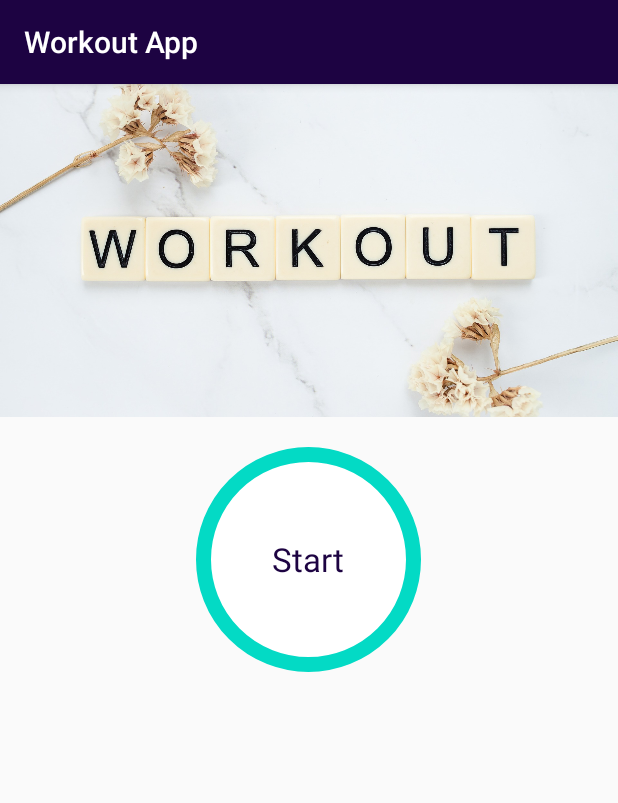
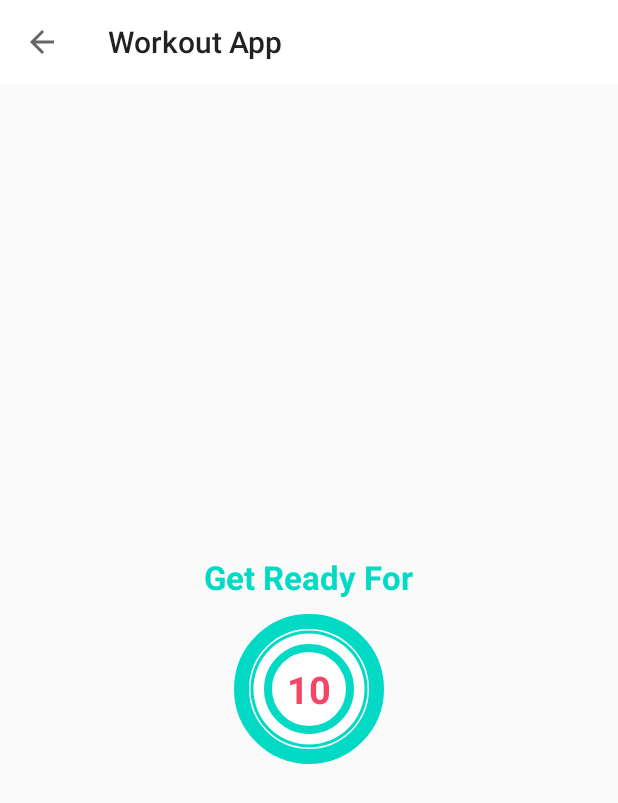
Before and after one commit to akshayyadav76/Workout_App, an Android app: the screen it shows after launch (MainActivity before the commit, ExerciseActivity after it), after a tap on "Start", on a phone screen of 412 x 824 dp. Shown: the top 803 px of the screen. Run offline under Robolectric (Android 15) with nearby library versions, the phone set to English and light mode, and no system bars.

Commit message:
added custom progress bar to new activity

```diff
--- a/app/src/main/AndroidManifest.xml
+++ b/app/src/main/AndroidManifest.xml
@@ -9,7 +9,14 @@
         android:roundIcon="@mipmap/ic_launcher_round"
         android:supportsRtl="true"
         android:theme="@style/AppTheme">
-        <activity android:name=".MainActivity">
+        <activity android:name=".ExerciseActivity"
+            android:screenOrientation="portrait"
+            android:theme="@style/Theme.AppCompat.Light.NoActionBar"
+            ></activity>
+        <activity
+            android:name=".MainActivity"
+            android:screenOrientation="portrait"
+            android:theme="@style/Theme.AppCompat.Light.NoActionBar">
             <intent-filter>
                 <action android:name="android.intent.action.MAIN" />
 
--- /dev/null
+++ b/app/src/main/java/com/ak/workoutapp/ExerciseActivity.kt
@@ -0,0 +1,24 @@
+package com.ak.workoutapp
+
+import androidx.appcompat.app.AppCompatActivity
+import android.os.Bundle
+import kotlinx.android.synthetic.main.activity_exercise.*
+
+class ExerciseActivity : AppCompatActivity() {
+
+
+    override fun onCreate(savedInstanceState: Bundle?) {
+        super.onCreate(savedInstanceState)
+        setContentView(R.layout.activity_exercise)
+
+        setSupportActionBar(toolbar_exercise_activity)
+        val actionBar = supportActionBar
+        if(actionBar != null){
+            actionBar.setDisplayHomeAsUpEnabled(true)
+        }
+
+        toolbar_exercise_activity.setNavigationOnClickListener {
+            onBackPressed()
+        }
+    }
+}
--- a/app/src/main/java/com/ak/workoutapp/MainActivity.kt
+++ b/app/src/main/java/com/ak/workoutapp/MainActivity.kt
@@ -1,5 +1,7 @@
 package com.ak.workoutapp
 
+
+import android.content.Intent
 import androidx.appcompat.app.AppCompatActivity
 import android.os.Bundle
 import android.widget.Toast
@@ -12,6 +14,8 @@ class MainActivity : AppCompatActivity() {
 
         llStart.setOnClickListener {
             Toast.makeText(this,"this working fine ",Toast.LENGTH_SHORT).show()
+            val intent = Intent(this,ExerciseActivity::class.java)
+            startActivity(intent)
         }
     }
 }
--- /dev/null
+++ b/app/src/main/res/drawable/circular_progress_bar.xml
@@ -0,0 +1,12 @@
+<?xml version="1.0" encoding="utf-8"?>
+<layer-list xmlns:android="http://schemas.android.com/apk/res/android">
+    <item>
+        <shape android:shape="ring"
+            android:innerRadiusRatio="2.7"
+            android:thicknessRatio="50.0"
+            android:useLevel="true">
+            <solid android:color="@color/colorAccent"/>
+
+        </shape>
+    </item>
+</layer-list>
--- /dev/null
+++ b/app/src/main/res/drawable/circular_progress_gray.xml
@@ -0,0 +1,11 @@
+<?xml version="1.0" encoding="utf-8"?>
+<layer-list xmlns:android="http://schemas.android.com/apk/res/android">
+    <item>
+        <shape android:shape="ring"
+            android:innerRadiusRatio="2.7"
+            android:thicknessRatio="50.0"
+            android:useLevel="true">
+            <solid android:color="#D4DEE7"/>
+        </shape>
+    </item>
+</layer-list>
--- /dev/null
+++ b/app/src/main/res/drawable/item_circular_accent_bg.xml
@@ -0,0 +1,7 @@
+<?xml version="1.0" encoding="utf-8"?>
+<shape xmlns:android="http://schemas.android.com/apk/res/android"
+    android:shape="oval"
+    >
+   <stroke android:color="@color/colorAccent" android:width="5dp"/>
+    <solid android:color="@color/colorWhite"/>
+</shape>
--- /dev/null
+++ b/app/src/main/res/layout/activity_exercise.xml
@@ -0,0 +1,80 @@
+<?xml version="1.0" encoding="utf-8"?>
+<RelativeLayout xmlns:android="http://schemas.android.com/apk/res/android"
+    xmlns:app="http://schemas.android.com/apk/res-auto"
+    xmlns:tools="http://schemas.android.com/tools"
+    android:layout_width="match_parent"
+    android:layout_height="match_parent"
+    tools:context=".ExerciseActivity"
+    android:orientation="vertical"
+    >
+
+
+
+    <androidx.appcompat.widget.Toolbar
+        android:id="@+id/toolbar_exercise_activity"
+        android:layout_width="match_parent"
+        android:layout_height="?android:attr/actionBarSize"
+        android:background="#FFFFFF"
+        />
+        <LinearLayout
+            android:id="@+id/llRestView"
+            android:layout_width="match_parent"
+            android:layout_height="match_parent"
+            android:orientation="vertical"
+            android:layout_below="@id/toolbar_exercise_activity"
+            android:gravity="center"
+            android:visibility="visible">
+
+            <TextView
+                android:layout_width="wrap_content"
+                android:layout_height="wrap_content"
+                android:text="Get Ready For"
+                android:textColor="@color/colorAccent"
+                android:textSize="22sp"
+                android:textStyle="bold"
+                />
+            <FrameLayout
+                android:layout_width="100dp"
+                android:layout_height="100dp"
+                android:layout_marginTop="10dp"
+                android:background="@drawable/item_circular_color_accent_border">
+                <ProgressBar
+                    android:id="@+id/progress_bar"
+                    style="?android:attr/progressBarStyleHorizontal"
+                    android:layout_width="100dp"
+                    android:layout_height="100dp"
+                    android:layout_gravity="center"
+                    android:background="@drawable/circular_progress_gray"
+                    android:indeterminate="false"
+                    android:max="10"
+                    android:progress="100"
+                    android:progressDrawable="@drawable/circular_progress_bar"
+                    android:rotation="-90" />
+
+                <LinearLayout
+                    android:layout_width="60dp"
+                    android:layout_height="60dp"
+                    android:layout_gravity="center"
+                    android:background="@drawable/item_circular_accent_bg"
+                    android:gravity="center">
+                    <TextView
+                        android:id="@+id/tvTimer"
+                        android:layout_width="wrap_content"
+                        android:layout_height="wrap_content"
+                        android:textColor="#f44567"
+                        android:textSize="25sp"
+                        android:textStyle="bold"
+                        android:text="10"
+                        >
+
+                    </TextView>
+                </LinearLayout>
+
+            </FrameLayout>
+
+        </LinearLayout>
+
+
+
+
+</RelativeLayout>
--- a/app/src/main/res/values/strings.xml
+++ b/app/src/main/res/values/strings.xml
@@ -1,5 +1,4 @@
 <resources>
-
 
 
     <string name="app_name">Workout App</string>
```
